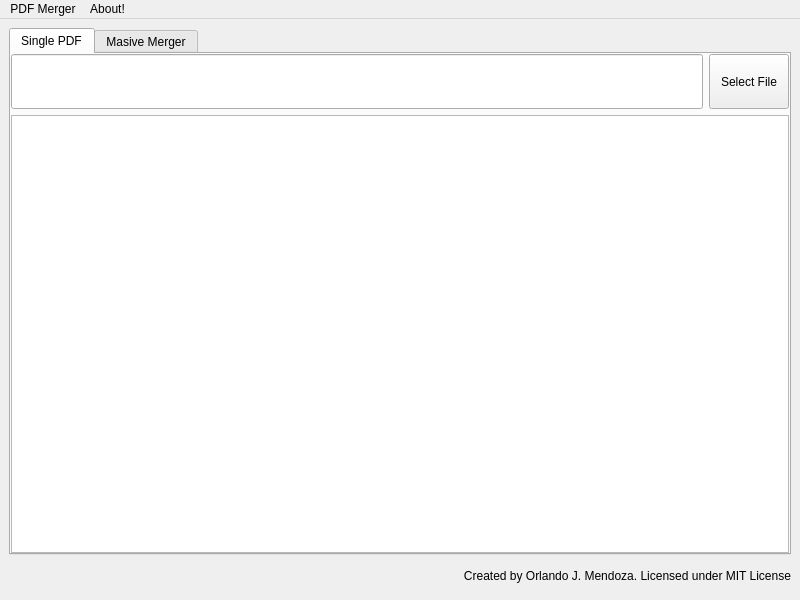
The window that PDF_Manager_Qt.ui (orlando-mendoza/PDF-Manager) describes before a commit, drawn with Qt 5.
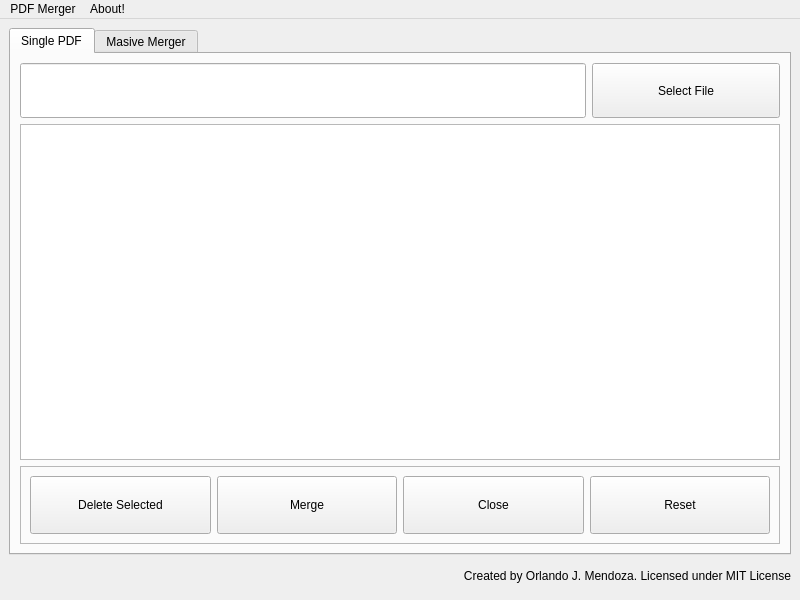
The same window after the commit.

Diff of the .ui file:
```diff
--- a/PDF_Manager_Qt.ui
+++ b/PDF_Manager_Qt.ui
@@ -20,7 +20,7 @@
    <string>MainWindow</string>
   </property>
   <widget class="QWidget" name="centralwidget">
-   <layout class="QVBoxLayout" name="verticalLayout_2">
+   <layout class="QVBoxLayout" name="verticalLayout_3">
     <item>
      <widget class="QFrame" name="frame_tabs">
       <property name="frameShape">
@@ -54,21 +54,9 @@
           <attribute name="title">
            <string>Single PDF</string>
           </attribute>
-          <layout class="QVBoxLayout" name="verticalLayout_3">
-           <property name="leftMargin">
-            <number>0</number>
-           </property>
-           <property name="topMargin">
-            <number>0</number>
-           </property>
-           <property name="rightMargin">
-            <number>0</number>
-           </property>
-           <property name="bottomMargin">
-            <number>0</number>
-           </property>
+          <layout class="QVBoxLayout" name="verticalLayout_6">
            <item>
-            <widget class="QFrame" name="frame">
+            <widget class="QFrame" name="outputFrame_2">
              <property name="minimumSize">
               <size>
                <width>0</width>
@@ -121,6 +109,10 @@
                   <height>55</height>
                  </size>
                 </property>
+                <property name="styleSheet">
+                 <string notr="true">width: 180px;
+height: 50px;</string>
+                </property>
                 <property name="text">
                  <string>Select File</string>
                 </property>
@@ -130,28 +122,93 @@
             </widget>
            </item>
            <item>
-            <widget class="QFrame" name="frame_2">
+            <widget class="QFrame" name="outputFrame">
              <property name="frameShape">
               <enum>QFrame::NoFrame</enum>
+             </property>
+             <property name="frameShadow">
+              <enum>QFrame::Raised</enum>
+             </property>
+             <layout class="QVBoxLayout" name="verticalLayout_2">
+              <property name="leftMargin">
+               <number>0</number>
+              </property>
+              <property name="topMargin">
+               <number>0</number>
+              </property>
+              <property name="rightMargin">
+               <number>0</number>
+              </property>
+              <property name="bottomMargin">
+               <number>0</number>
+              </property>
+              <item>
+               <widget class="QListWidget" name="pdfListWidget"/>
+              </item>
+             </layout>
+            </widget>
+           </item>
+           <item>
+            <widget class="QFrame" name="btnFrame">
+             <property name="maximumSize">
+              <size>
+               <width>16777215</width>
+               <height>16777215</height>
+              </size>
+             </property>
+             <property name="styleSheet">
+              <string notr="true">height: 70px;</string>
+             </property>
+             <property name="frameShape">
+              <enum>QFrame::StyledPanel</enum>
              </property>
              <property name="frameShadow">
               <enum>QFrame::Raised</enum>
              </property>
              <layout class="QHBoxLayout" name="horizontalLayout_2">
-              <property name="leftMargin">
-               <number>0</number>
-              </property>
-              <property name="topMargin">
-               <number>0</number>
-              </property>
-              <property name="rightMargin">
-               <number>0</number>
-              </property>
-              <property name="bottomMargin">
-               <number>0</number>
-              </property>
               <item>
-               <widget class="QListWidget" name="listWidget"/>
+               <widget class="QPushButton" name="btnDeleteSelect">
+                <property name="styleSheet">
+                 <string notr="true">width: 180px;
+height: 50px;</string>
+                </property>
+                <property name="text">
+                 <string>Delete Selected</string>
+                </property>
+               </widget>
+              </item>
+              <item>
+               <widget class="QPushButton" name="btnMerge">
+                <property name="styleSheet">
+                 <string notr="true">width: 180px;
+height: 50px;</string>
+                </property>
+                <property name="text">
+                 <string>Merge</string>
+                </property>
+               </widget>
+              </item>
+              <item>
+               <widget class="QPushButton" name="btnClose">
+                <property name="styleSheet">
+                 <string notr="true">width: 180px;
+height: 50px;</string>
+                </property>
+                <property name="text">
+                 <string>Close</string>
+                </property>
+               </widget>
+              </item>
+              <item>
+               <widget class="QPushButton" name="btnReset">
+                <property name="styleSheet">
+                 <string notr="true">width: 180px;
+height: 50px;</string>
+                </property>
+                <property name="text">
+                 <string>Reset</string>
+                </property>
+               </widget>
               </item>
              </layout>
             </widget>
```
Left out of the diff: 2 changed lines with no effect on the pictures.
